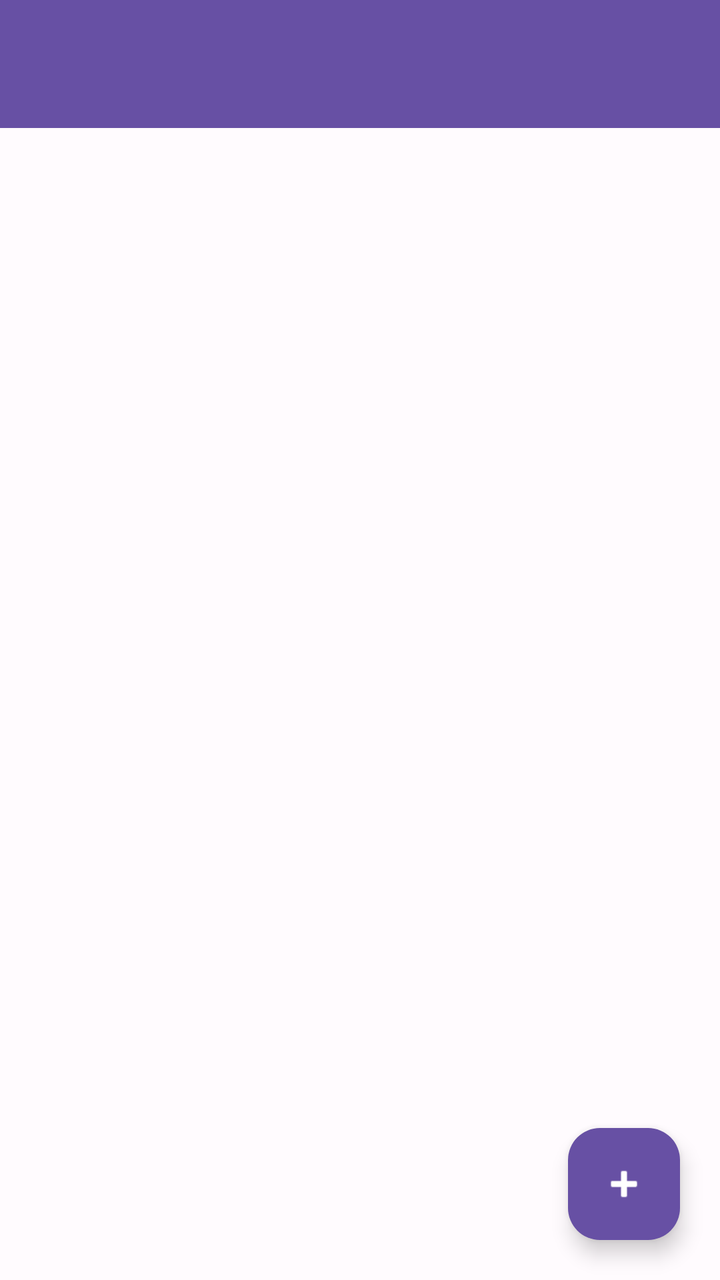
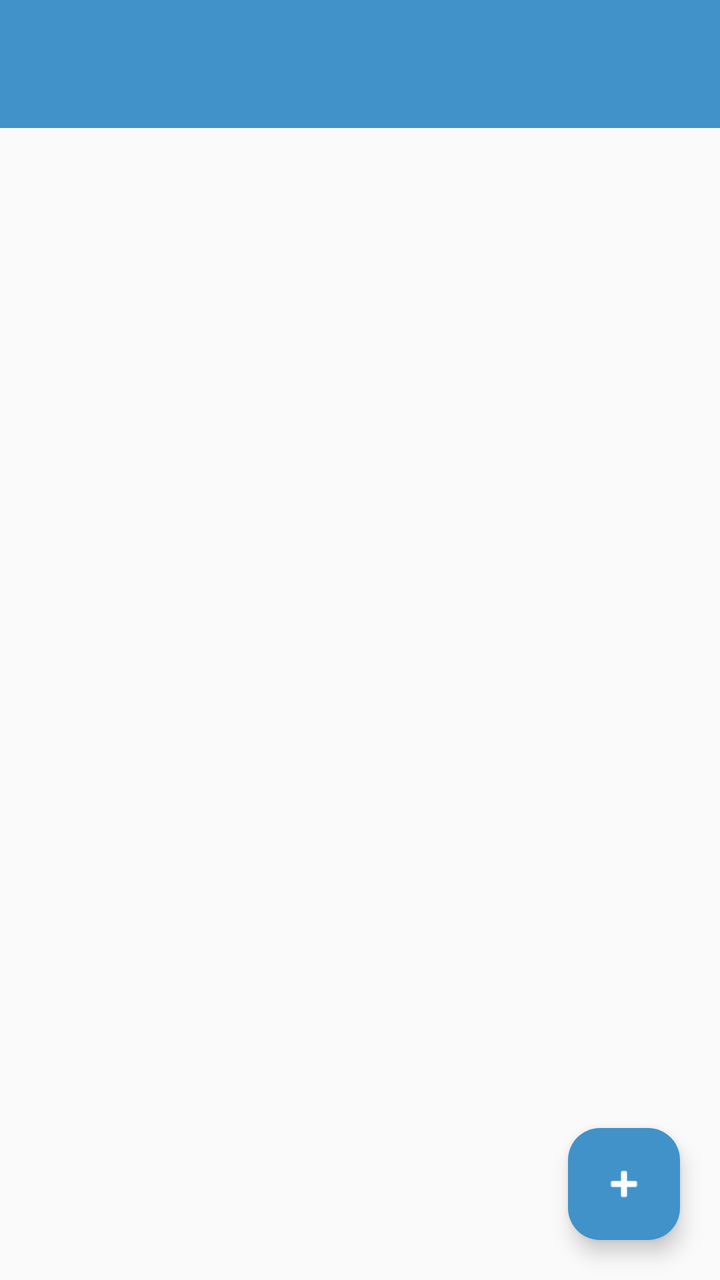

The first picture is an Android layout as it rendered before a commit; the second is the same layout after the commit. The layout source and the unified diff follow.
<!-- AndroidManifest.xml: application theme Theme.SmartPantryManager -->
<!-- res/layout/activity_main.xml -->
<?xml version="1.0" encoding="utf-8"?>
<androidx.constraintlayout.widget.ConstraintLayout xmlns:android="http://schemas.android.com/apk/res/android"
    xmlns:app="http://schemas.android.com/apk/res-auto"
    android:layout_width="match_parent"
    android:layout_height="match_parent"
    android:fitsSystemWindows="true"
    android:background="@color/pantry_background">

    <androidx.appcompat.widget.Toolbar
        android:id="@+id/toolbar"
        android:layout_width="match_parent"
        android:layout_height="?attr/actionBarSize"
        android:background="@color/pantry_primary"
        android:theme="@style/ThemeOverlay.AppCompat.Dark.ActionBar"
        app:popupTheme="@style/ThemeOverlay.AppCompat.Light"
        app:layout_constraintTop_toTopOf="parent"/>

    <com.google.android.material.card.MaterialCardView
        android:id="@+id/expiryBanner"
        android:layout_width="match_parent"
        android:layout_height="wrap_content"
        android:layout_margin="8dp"
        android:clickable="true"
        android:focusable="true"
        android:visibility="gone"
        app:cardCornerRadius="12dp"
        app:cardElevation="0dp"
        app:cardBackgroundColor="#FFF3E0"
        app:strokeColor="#FFB74D"
        app:strokeWidth="1dp"
        app:layout_constraintTop_toBottomOf="@id/toolbar">

        <LinearLayout
            android:layout_width="match_parent"
            android:layout_height="wrap_content"
            android:orientation="horizontal"
            android:padding="12dp"
            android:gravity="center_vertical">

            <ImageView
                android:layout_width="24dp"
                android:layout_height="24dp"
                android:src="@drawable/expiring_soon"
                android:contentDescription="Warning"/>

            <TextView
                android:id="@+id/expiryBannerText"
                android:layout_width="0dp"
                android:layout_height="wrap_content"
                android:layout_weight="1"
                android:layout_marginStart="10dp"
                android:textSize="14sp"
                android:textColor="#5D4037"/>
        </LinearLayout>
    </com.google.android.material.card.MaterialCardView>

    <androidx.recyclerview.widget.RecyclerView
        android:id="@+id/recyclerViewPantry"
        android:layout_width="match_parent"
        android:layout_height="0dp"
        android:padding="8dp"
        android:clipToPadding="false"
        app:layout_constraintTop_toBottomOf="@id/expiryBanner"
        app:layout_constraintBottom_toBottomOf="parent"
        app:layout_constraintStart_toStartOf="parent"
        app:layout_constraintEnd_toEndOf="parent"/>

    <LinearLayout
        android:id="@+id/emptyStateView"
        android:layout_width="0dp"
        android:layout_height="0dp"
        android:orientation="vertical"
        android:gravity="center"
        android:visibility="gone"
        app:layout_constraintTop_toBottomOf="@id/expiryBanner"
        app:layout_constraintBottom_toBottomOf="parent"
        app:layout_constraintStart_toStartOf="parent"
        app:layout_constraintEnd_toEndOf="parent">

        <ImageView
            android:layout_width="64dp"
            android:layout_height="64dp"
            android:src="@android:drawable/ic_menu_agenda"
            android:alpha="0.4"
            android:contentDescription="Empty pantry"/>

        <TextView
            android:layout_width="wrap_content"
            android:layout_height="wrap_content"
            android:layout_marginTop="12dp"
            android:text="Your pantry is empty"
            android:textSize="16sp"
            android:textStyle="bold"
            android:textColor="@color/pantry_text_primary"/>

        <TextView
            android:layout_width="wrap_content"
            android:layout_height="wrap_content"
            android:layout_marginTop="4dp"
            android:text="Tap the + button to add your first ingredient"
            android:textSize="13sp"
            android:textColor="@color/pantry_text_secondary"/>
    </LinearLayout>

    <com.google.android.material.floatingactionbutton.FloatingActionButton
        android:id="@+id/fabAddItem"
        android:layout_width="wrap_content"
        android:layout_height="wrap_content"
        android:layout_margin="20dp"
        android:contentDescription="Add Ingredient"
        app:srcCompat="@android:drawable/ic_input_add"
        app:backgroundTint="@color/pantry_primary"
        app:tint="@color/pantry_on_primary"
        app:layout_constraintBottom_toBottomOf="parent"
        app:layout_constraintEnd_toEndOf="parent"/>

</androidx.constraintlayout.widget.ConstraintLayout>
<!-- resources referenced by this layout -->
<resources>
  <color name="pantry_background">#FFFBFE</color>
  <color name="pantry_on_primary">#FFFFFF</color>
  <color name="pantry_primary">#6750A4</color>
  <color name="pantry_text_primary">#1C1B1F</color>
  <color name="pantry_text_secondary">#79747E</color>
  <!-- drawable expiring_soon (drawable) -->
  <vector xmlns:android="http://schemas.android.com/apk/res/android" android:height="24dp" android:tint="#000000" android:viewportHeight="24" android:viewportWidth="24" android:width="24dp">
        
      <path android:fillColor="@android:color/white" android:pathData="M12,5.99L19.53,19H4.47L12,5.99M12,2L1,21h22L12,2L12,2z"/>
        
      <path android:fillColor="@android:color/white" android:pathData="M13,16l-2,0l0,2l2,0z"/>
        
      <path android:fillColor="@android:color/white" android:pathData="M13,10l-2,0l0,5l2,0z"/>
      
  </vector>
  <style name="Theme.SmartPantryManager" parent="Theme.Material3.DayNight.NoActionBar">
      </style>
</resources>

<!-- the commit's change to res/layout/activity_main.xml (unified diff, before → after) -->
@@ -25,8 +25,8 @@
         android:visibility="gone"
         app:cardCornerRadius="12dp"
         app:cardElevation="0dp"
-        app:cardBackgroundColor="#FFF3E0"
-        app:strokeColor="#FFB74D"
+        app:cardBackgroundColor="@color/pantry_expiring_tint_bg"
+        app:strokeColor="@color/pantry_expiring_tint_stroke"
         app:strokeWidth="1dp"
         app:layout_constraintTop_toBottomOf="@id/toolbar">
 
<!-- resource entries referenced after the edit -->
@@ -1,10 +1,12 @@
 <!-- resources referenced by this layout -->
 <resources>
-  <color name="pantry_background">#FFFBFE</color>
+  <color name="pantry_background">#FAFAFA</color>
+  <color name="pantry_expiring_tint_bg">#FFF3E0</color>
+  <color name="pantry_expiring_tint_stroke">#F0AE62</color>
   <color name="pantry_on_primary">#FFFFFF</color>
-  <color name="pantry_primary">#6750A4</color>
-  <color name="pantry_text_primary">#1C1B1F</color>
-  <color name="pantry_text_secondary">#79747E</color>
+  <color name="pantry_primary">#4092C9</color>
+  <color name="pantry_text_primary">#212121</color>
+  <color name="pantry_text_secondary">#616161</color>
   <!-- drawable expiring_soon (drawable) -->
   <vector xmlns:android="http://schemas.android.com/apk/res/android" android:height="24dp" android:tint="#000000" android:viewportHeight="24" android:viewportWidth="24" android:width="24dp">
         
@@ -16,6 +18,24 @@
       
   </vector>
   <style name="Theme.SmartPantryManager" parent="Theme.Material3.DayNight.NoActionBar">
+          <item name="colorPrimary">@color/pantry_primary</item>
+          <item name="colorOnPrimary">@color/pantry_on_primary</item>
+          <item name="colorPrimaryContainer">@color/pantry_primary</item>
+          <item name="colorOnPrimaryContainer">@color/pantry_on_primary</item>
+  
+          <item name="colorSecondary">@color/pantry_accent</item>
+          <item name="colorOnSecondary">@color/pantry_text_primary</item>
+  
+          <item name="colorSurface">@color/pantry_surface</item>
+          <item name="colorOnSurface">@color/pantry_text_primary</item>
+  
+          <item name="android:colorBackground">@color/pantry_background</item>
+          <item name="colorOnBackground">@color/pantry_text_primary</item>
+  
+          <item name="colorError">@color/pantry_error</item>
       </style>
+  <color name="pantry_accent">#FF9B30</color>
+  <color name="pantry_surface">#FFFFFF</color>
+  <color name="pantry_error">#D64740</color>
 </resources>
 
